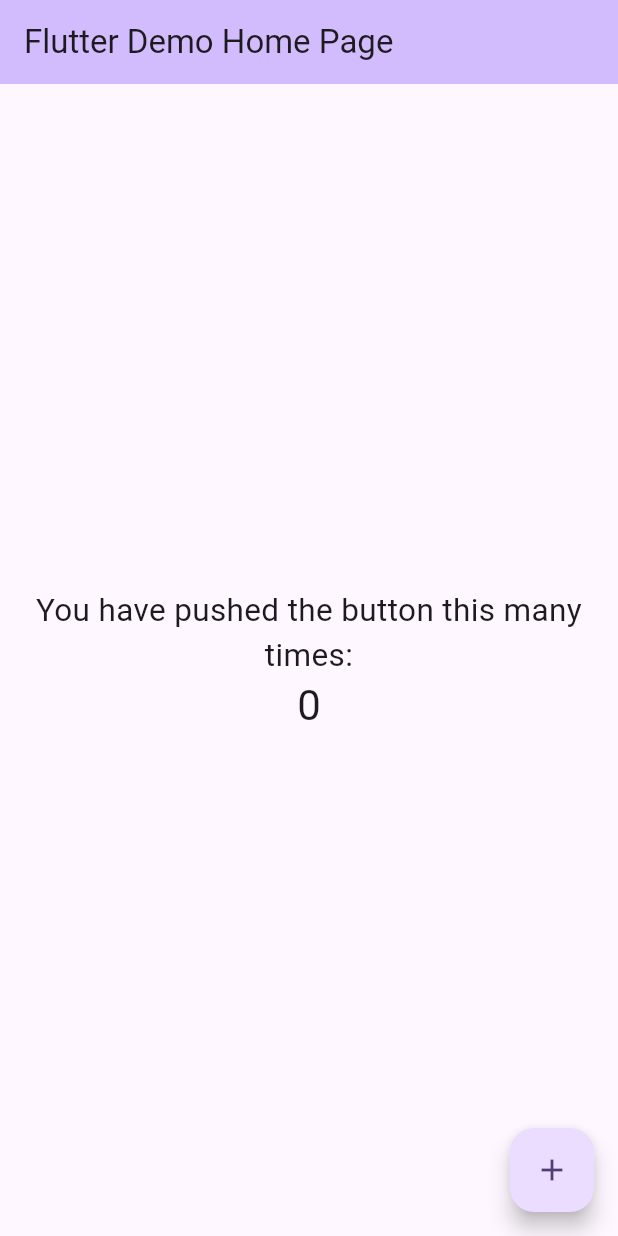
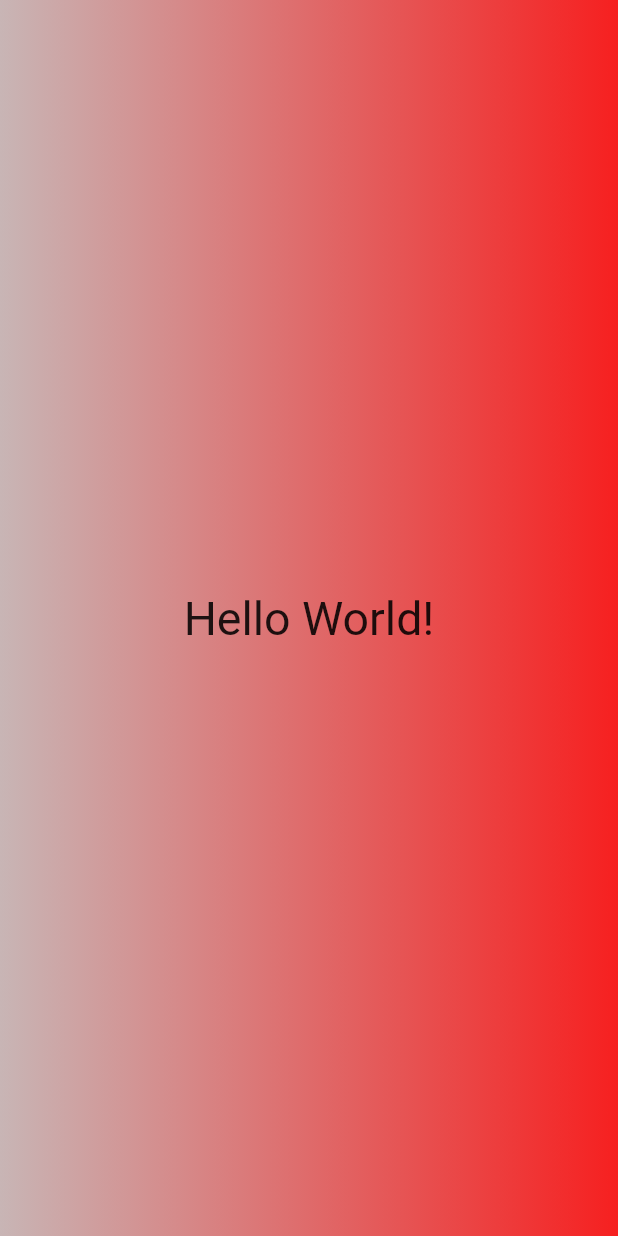
Before and after one commit to fundayluck/first_app, a Flutter app: the screen it shows after launch, on a phone screen of 412 x 824 dp. Run offline on Flutter 3.47's test engine with Material 2 defaults, Android fonts, the phone set to English and light mode, and no system bars.

Commit message:
generics, lists and adding gradient colors

```diff
--- a/first_app/lib/main.dart
+++ b/first_app/lib/main.dart
@@ -1,127 +1,26 @@
 import 'package:flutter/material.dart';
 
 void main() {
-  runApp(const MyApp());
-}
-
-class MyApp extends StatelessWidget {
-  const MyApp({super.key});
-
-  // This widget is the root of your application.
-  @override
-  Widget build(BuildContext context) {
-    return MaterialApp(
-      title: 'Flutter Demo',
-      theme: ThemeData(
-        // This is the theme of your application.
-        //
-        // TRY THIS: Try running your application with "flutter run". You'll see
-        // the application has a blue toolbar. Then, without quitting the app,
-        // try changing the seedColor in the colorScheme below to Colors.green
-        // and then invoke "hot reload" (save your changes or press the "hot
-        // reload" button in a Flutter-supported IDE, or press "r" if you used
-        // the command line to start the app).
-        //
-        // Notice that the counter didn't reset back to zero; the application
-        // state is not lost during the reload. To reset the state, use hot
-        // restart instead.
-        //
-        // This works for code too, not just values: Most code changes can be
-        // tested with just a hot reload.
-        colorScheme: ColorScheme.fromSeed(seedColor: Colors.deepPurple),
-        useMaterial3: true,
-      ),
-      home: const MyHomePage(title: 'Flutter Demo Home Page'),
-    );
-  }
-}
-
-class MyHomePage extends StatefulWidget {
-  const MyHomePage({super.key, required this.title});
-
-  // This widget is the home page of your application. It is stateful, meaning
-  // that it has a State object (defined below) that contains fields that affect
-  // how it looks.
-
-  // This class is the configuration for the state. It holds the values (in this
-  // case the title) provided by the parent (in this case the App widget) and
-  // used by the build method of the State. Fields in a Widget subclass are
-  // always marked "final".
-
-  final String title;
-
-  @override
-  State<MyHomePage> createState() => _MyHomePageState();
-}
-
-class _MyHomePageState extends State<MyHomePage> {
-  int _counter = 0;
-
-  void _incrementCounter() {
-    setState(() {
-      // This call to setState tells the Flutter framework that something has
-      // changed in this State, which causes it to rerun the build method below
-      // so that the display can reflect the updated values. If we changed
-      // _counter without calling setState(), then the build method would not be
-      // called again, and so nothing would appear to happen.
-      _counter++;
-    });
-  }
-
-  @override
-  Widget build(BuildContext context) {
-    // This method is rerun every time setState is called, for instance as done
-    // by the _incrementCounter method above.
-    //
-    // The Flutter framework has been optimized to make rerunning build methods
-    // fast, so that you can just rebuild anything that needs updating rather
-    // than having to individually change instances of widgets.
-    return Scaffold(
-      appBar: AppBar(
-        // TRY THIS: Try changing the color here to a specific color (to
-        // Colors.amber, perhaps?) and trigger a hot reload to see the AppBar
-        // change color while the other colors stay the same.
-        backgroundColor: Theme.of(context).colorScheme.inversePrimary,
-        // Here we take the value from the MyHomePage object that was created by
-        // the App.build method, and use it to set our appbar title.
-        title: Text(widget.title),
-      ),
-      body: Center(
-        // Center is a layout widget. It takes a single child and positions it
-        // in the middle of the parent.
-        child: Column(
-          // Column is also a layout widget. It takes a list of children and
-          // arranges them vertically. By default, it sizes itself to fit its
-          // children horizontally, and tries to be as tall as its parent.
-          //
-          // Column has various properties to control how it sizes itself and
-          // how it positions its children. Here we use mainAxisAlignment to
-          // center the children vertically; the main axis here is the vertical
-          // axis because Columns are vertical (the cross axis would be
-          // horizontal).
-          //
-          // TRY THIS: Invoke "debug painting" (choose the "Toggle Debug Paint"
-          // action in the IDE, or press "p" in the console), to see the
-          // wireframe for each widget.
-          mainAxisAlignment: MainAxisAlignment.center,
-          children: <Widget>[
-            const Text(
-              'You have pushed the button this many times:',
-              textAlign: TextAlign.center,
-              style: TextStyle(fontSize: 21),
+  runApp(
+    MaterialApp(
+      home: Scaffold(
+        body: Container(
+          decoration: const BoxDecoration(
+            gradient: LinearGradient(
+              colors: [
+                Color.fromARGB(255, 200, 181, 181),
+                Color.fromARGB(255, 246, 32, 32),
+              ],
             ),
-            Text(
-              '$_counter',
-              style: Theme.of(context).textTheme.headlineMedium,
+          ),
+          child: const Center(
+            child: Text(
+              'Hello World!',
+              style: TextStyle(fontSize: 31),
             ),
-          ],
+          ),
         ),
       ),
-      floatingActionButton: FloatingActionButton(
-        onPressed: _incrementCounter,
-        tooltip: 'Increment',
-        child: const Icon(Icons.add),
-      ), // This trailing comma makes auto-formatting nicer for build methods.
-    );
-  }
+    ),
+  );
 }
```
Also changed, not shown: 1 other file.
